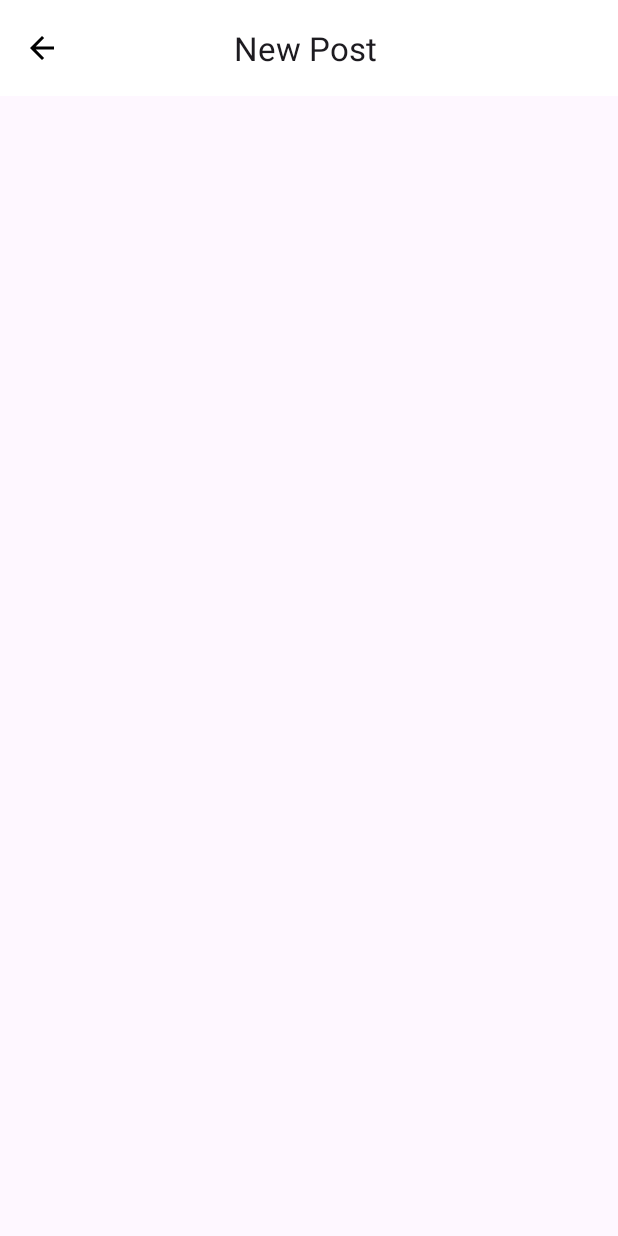
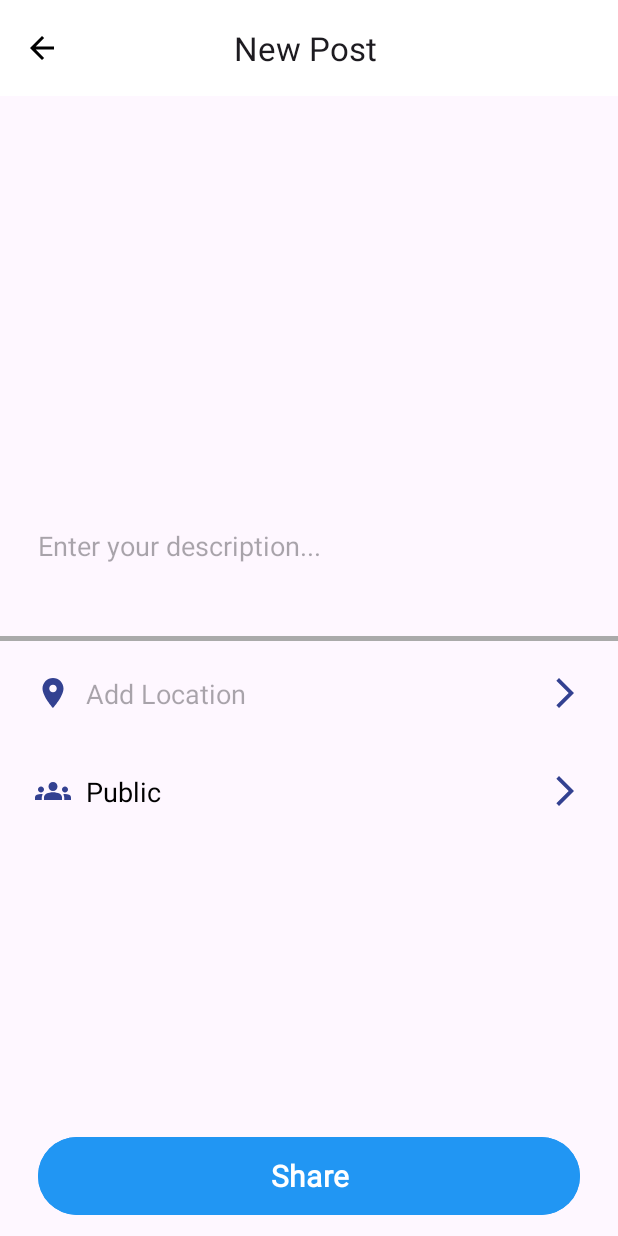
Before and after one commit to HISOKA715/Travel_Itinerary_Planner, an Android app: the AddNewPostActivity screen opened directly, with no data from a screen before it, on a phone screen of 412 x 824 dp. Before the commit the screen is almost empty. Run offline under Robolectric (Android 15) with nearby library versions, the phone set to English and light mode, and no system bars.

Commit message:
Add New Post

```diff
--- a/app/src/main/java/com/example/travel_itinerary_planner/AddNewPostActivity.kt
+++ b/app/src/main/java/com/example/travel_itinerary_planner/AddNewPostActivity.kt
@@ -1,10 +1,13 @@
 package com.example.travel_itinerary_planner
 
 import android.content.ContentValues.TAG
+import android.content.DialogInterface
 import android.content.Intent
 import android.net.Uri
 import androidx.appcompat.app.AppCompatActivity
 import android.os.Bundle
+import android.widget.Toast
+import androidx.appcompat.app.AlertDialog
 import com.example.travel_itinerary_planner.databinding.ActivityAddNewPostBinding
 import com.example.travel_itinerary_planner.databinding.ActivityBookmarksBinding
 
@@ -17,10 +20,9 @@ class AddNewPostActivity : AppCompatActivity() {
         binding = ActivityAddNewPostBinding.inflate(layoutInflater)
         setContentView(binding.root)
 
+        binding.multilineDescribe.requestFocus()
         binding.toolbarAddNewPost.setNavigationOnClickListener {
-            val intent = Intent(this, BottomNavigationActivity::class.java)
-            intent.putExtra("returnToProfileFragment", true)
-            startActivity(intent)
+            showConfirmationDialog()
         }
 
         val selectedImageUriString = intent.getStringExtra("selected_image_uri")
@@ -28,6 +30,33 @@ class AddNewPostActivity : AppCompatActivity() {
             val selectedImageUri = Uri.parse(selectedImageUriString)
             binding.imagePost.setImageURI(selectedImageUri)
         }
+        binding.buttonAddPost.setOnClickListener {
+            val intent = Intent(this, BottomNavigationActivity::class.java)
+            intent.putExtra("navigateToProfileFragment", true)
+            startActivity(intent)
+            Toast.makeText(this, "Create New Post Successfully", Toast.LENGTH_SHORT).show()
+        }
+    }
+    private fun showConfirmationDialog() {
+        val alertDialogBuilder = AlertDialog.Builder(this)
+        alertDialogBuilder.setTitle("Discard Post")
+        alertDialogBuilder.setMessage("Are you sure you want to discard this post?")
+        alertDialogBuilder.setPositiveButton("Yes") { dialogInterface: DialogInterface, _: Int ->
+            dialogInterface.dismiss()
+            navigateBack()
+        }
+        alertDialogBuilder.setNegativeButton("No") { dialogInterface: DialogInterface, _: Int ->
+            dialogInterface.dismiss()
+        }
+
+        val alertDialog = alertDialogBuilder.create()
+        alertDialog.show()
+    }
+
+    private fun navigateBack() {
+        val intent = Intent(this, BottomNavigationActivity::class.java)
+        intent.putExtra("returnToProfileFragment", true)
+        startActivity(intent)
     }
 
 }
--- a/app/src/main/java/com/example/travel_itinerary_planner/BottomNavigationActivity.kt
+++ b/app/src/main/java/com/example/travel_itinerary_planner/BottomNavigationActivity.kt
@@ -22,6 +22,7 @@ class BottomNavigationActivity : AppCompatActivity() {
         val returnToDrawerFragment = intent.getBooleanExtra("returnToDrawerFragment", false)
         val navigateToDrawerFragment = intent.getBooleanExtra("navigateToDrawerFragment", false)
         val returnToProfileFragment = intent.getBooleanExtra("returnToProfileFragment", false)
+        val navigateToProfileFragment = intent.getBooleanExtra("navigateToProfileFragment", false)
         if (returnToDrawerFragment) {
 
             val bottomNavigationView = findViewById<BottomNavigationView>(R.id.nav_view)
@@ -35,9 +36,16 @@ class BottomNavigationActivity : AppCompatActivity() {
             bottomNavigationView.selectedItemId = R.id.navigation_profile
             val navController = findNavController(R.id.nav_host_fragment_activity_bottom_navigation)
             navController.navigate(R.id.drawerFragment)
-        }else if (returnToProfileFragment){
+        } else if (returnToProfileFragment){
             val bottomNavigationView = findViewById<BottomNavigationView>(R.id.nav_view)
             bottomNavigationView.selectedItemId = R.id.navigation_profile
+
+        } else if (navigateToProfileFragment){
+
+            val bottomNavigationView = findViewById<BottomNavigationView>(R.id.nav_view)
+            bottomNavigationView.selectedItemId = R.id.navigation_profile
+
+
         }
 
     }
--- /dev/null
+++ b/app/src/main/res/drawable/baseline_groups_24.xml
@@ -0,0 +1,5 @@
+<vector android:height="24dp" android:tint="#000000"
+    android:viewportHeight="24" android:viewportWidth="24"
+    android:width="24dp" xmlns:android="http://schemas.android.com/apk/res/android">
+    <path android:fillColor="@android:color/white" android:pathData="M12,12.75c1.63,0 3.07,0.39 4.24,0.9c1.08,0.48 1.76,1.56 1.76,2.73L18,18H6l0,-1.61c0,-1.18 0.68,-2.26 1.76,-2.73C8.93,13.14 10.37,12.75 12,12.75zM4,13c1.1,0 2,-0.9 2,-2c0,-1.1 -0.9,-2 -2,-2s-2,0.9 -2,2C2,12.1 2.9,13 4,13zM5.13,14.1C4.76,14.04 4.39,14 4,14c-0.99,0 -1.93,0.21 -2.78,0.58C0.48,14.9 0,15.62 0,16.43V18l4.5,0v-1.61C4.5,15.56 4.73,14.78 5.13,14.1zM20,13c1.1,0 2,-0.9 2,-2c0,-1.1 -0.9,-2 -2,-2s-2,0.9 -2,2C18,12.1 18.9,13 20,13zM24,16.43c0,-0.81 -0.48,-1.53 -1.22,-1.85C21.93,14.21 20.99,14 20,14c-0.39,0 -0.76,0.04 -1.13,0.1c0.4,0.68 0.63,1.46 0.63,2.29V18l4.5,0V16.43zM12,6c1.66,0 3,1.34 3,3c0,1.66 -1.34,3 -3,3s-3,-1.34 -3,-3C9,7.34 10.34,6 12,6z"/>
+</vector>
--- /dev/null
+++ b/app/src/main/res/drawable/baseline_location_on_24.xml
@@ -0,0 +1,5 @@
+<vector android:height="24dp" android:tint="#000000"
+    android:viewportHeight="24" android:viewportWidth="24"
+    android:width="24dp" xmlns:android="http://schemas.android.com/apk/res/android">
+    <path android:fillColor="@android:color/white" android:pathData="M12,2C8.13,2 5,5.13 5,9c0,5.25 7,13 7,13s7,-7.75 7,-13c0,-3.87 -3.13,-7 -7,-7zM12,11.5c-1.38,0 -2.5,-1.12 -2.5,-2.5s1.12,-2.5 2.5,-2.5 2.5,1.12 2.5,2.5 -1.12,2.5 -2.5,2.5z"/>
+</vector>
--- a/app/src/main/res/layout/activity_add_new_post.xml
+++ b/app/src/main/res/layout/activity_add_new_post.xml
@@ -22,11 +22,97 @@
             app:title="New Post"
             app:titleMarginStart="100dp" />
 
-        <ImageView
+        <ScrollView
+            android:layout_width="match_parent"
+            android:layout_height="wrap_content"
+            android:layout_weight="1">
 
-            android:id="@+id/imagePost"
+            <LinearLayout
+                android:layout_width="match_parent"
+                android:layout_height="match_parent"
+                android:orientation="vertical">
+
+                <ImageView
+                    android:id="@+id/imagePost"
+                    android:layout_width="250dp"
+                    android:layout_height="200dp"
+                    android:layout_gravity="center"
+                    android:layout_margin="20dp" />
+
+                <EditText
+                    android:id="@+id/multilineDescribe"
+                    android:layout_width="match_parent"
+                    android:layout_height="120dp"
+                    android:background="@android:color/transparent"
+                    android:hint="Enter your description... "
+                    android:inputType="textMultiLine"
+                    android:maxLines="10"
+                    android:paddingStart="25dp"
+                    android:paddingEnd="25dp"
+                    android:scrollbars="vertical"
+                    android:textColor="@color/black" />
+
+                <View
+                    android:layout_width="match_parent"
+                    android:layout_height="3dp"
+                    android:layout_marginBottom="10dp"
+                    android:background="@android:color/darker_gray" />
+
+                <EditText
+                    android:id="@+id/locationEditText"
+                    android:layout_width="match_parent"
+                    android:layout_height="50dp"
+                    android:layout_marginStart="15dp"
+                    android:layout_marginEnd="15dp"
+                    android:layout_marginBottom="15dp"
+                    android:background="@android:color/transparent"
+                    android:drawableStart="@drawable/baseline_location_on_24"
+                    android:drawableEnd="@drawable/baseline_arrow_forward_ios_24"
+                    android:drawablePadding="10dp"
+                    android:drawableTint="@color/dark_blue"
+                    android:ems="10"
+                    android:enabled="false"
+                    android:focusable="false"
+                    android:hint="Add Location"
+                    android:paddingStart="8dp"
+                    android:paddingEnd="8dp"
+                    android:textColor="@color/black" />
+
+                <EditText
+                    android:id="@+id/sharingOptionsEditText"
+                    android:layout_width="match_parent"
+                    android:layout_height="50dp"
+                    android:layout_marginStart="15dp"
+                    android:layout_marginEnd="15dp"
+                    android:layout_marginBottom="15dp"
+                    android:background="@android:color/transparent"
+                    android:drawableStart="@drawable/baseline_groups_24"
+                    android:drawableEnd="@drawable/baseline_arrow_forward_ios_24"
+                    android:drawablePadding="10dp"
+                    android:drawableTint="@color/dark_blue"
+                    android:ems="10"
+                    android:enabled="false"
+                    android:focusable="false"
+                    android:paddingStart="8dp"
+                    android:paddingEnd="8dp"
+                    android:text="Public"
+                    android:textColor="@color/black" />
+            </LinearLayout>
+
+        </ScrollView>
+
+        <Button
+            android:id="@+id/buttonAddPost"
             android:layout_width="match_parent"
-            android:layout_height="match_parent" />
+            android:layout_height="60dp"
+            android:layout_marginStart="25dp"
+            android:layout_marginTop="10dp"
+            android:layout_marginEnd="25dp"
+            android:layout_marginBottom="10dp"
+            android:backgroundTint="@color/blue"
+            android:fontFamily="@font/roboto"
+            android:text="Share"
+            android:textSize="20sp"
+            android:textStyle="bold" />
     </LinearLayout>
-
 </FrameLayout>
--- a/app/src/main/res/layout/activity_personal_details.xml
+++ b/app/src/main/res/layout/activity_personal_details.xml
@@ -52,6 +52,7 @@
             android:drawableStart="@drawable/baseline_email_24"
             android:drawableEnd="@drawable/baseline_arrow_forward_ios_24"
             android:drawableTint="@color/dark_blue"
+            android:drawablePadding="10dp"
             android:ems="10"
             android:enabled="false"
             android:focusable="false"
@@ -67,6 +68,7 @@
             android:layout_marginStart="15dp"
             android:layout_marginEnd="15dp"
             android:layout_marginBottom="20dp"
+            android:drawablePadding="10dp"
             android:background="@drawable/edit_text_background"
             android:drawableStart="@drawable/baseline_phone_24"
             android:drawableEnd="@drawable/baseline_arrow_forward_ios_24"
@@ -94,6 +96,7 @@
             android:layout_marginStart="15dp"
             android:layout_marginEnd="15dp"
             android:layout_marginBottom="15dp"
+            android:drawablePadding="10dp"
             android:background="@drawable/edit_text_background"
             android:drawableStart="@drawable/baseline_person_24"
             android:drawableEnd="@drawable/baseline_arrow_forward_ios_24"
@@ -113,6 +116,7 @@
             android:layout_marginStart="15dp"
             android:layout_marginEnd="15dp"
             android:layout_marginBottom="15dp"
+            android:drawablePadding="10dp"
             android:background="@drawable/edit_text_background"
             android:drawableStart="@drawable/baseline_calendar_month_24"
             android:drawableEnd="@drawable/baseline_arrow_forward_ios_24"
@@ -131,6 +135,7 @@
             android:layout_height="50dp"
             android:layout_marginStart="15dp"
             android:layout_marginEnd="15dp"
+            android:drawablePadding="10dp"
             android:background="@drawable/edit_text_background"
             android:drawableStart="@drawable/baseline_home_filled_24"
             android:drawableEnd="@drawable/baseline_arrow_forward_ios_24"
```
